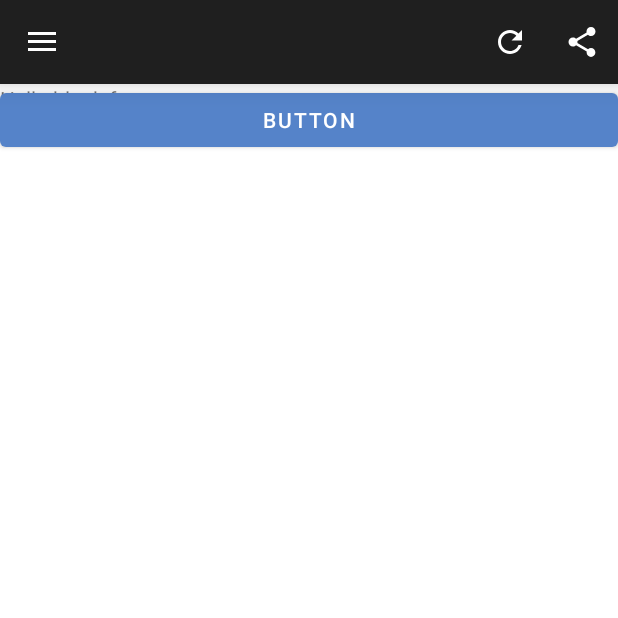
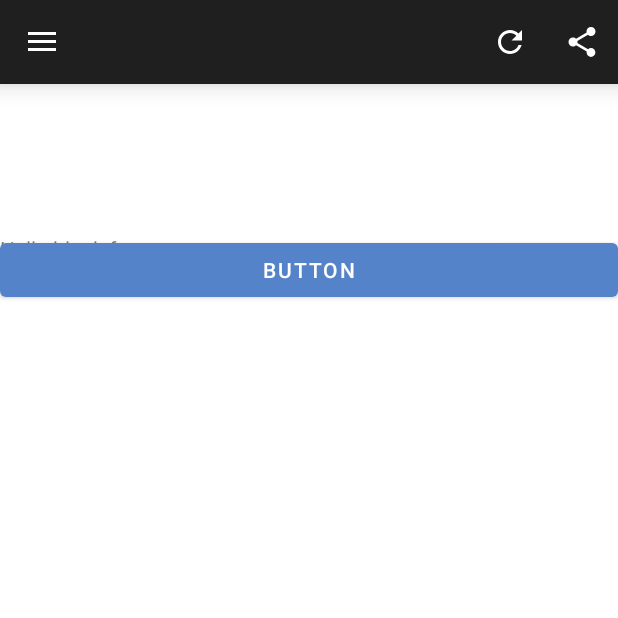
Before and after one commit to rmfosem613/Bangida, an Android app: the MainActivity screen opened directly, with no data from a screen before it, on a phone screen of 412 x 824 dp, the top half of it. Run offline under Robolectric (Android 15) with nearby library versions, the phone set to English and light mode, and no system bars.

Commit message:
Update activity_main.xml

```diff
--- a/BangidaApp/app/src/main/res/layout/activity_main.xml
+++ b/BangidaApp/app/src/main/res/layout/activity_main.xml
@@ -19,7 +19,8 @@
         <FrameLayout
             android:layout_width="match_parent"
             android:layout_height="match_parent"
-            android:id="@+id/content">
+            android:id="@+id/content"
+            android:layout_marginTop="100dp">
 
             <Button
                 android:id="@+id/test_fragment"
```
